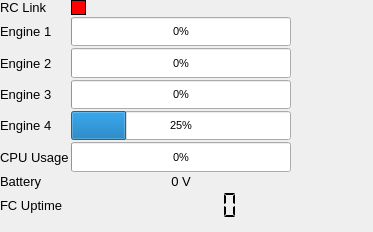
Before: the Qt Designer form gcs/ui/systemstatus.ui in lijian8/ahns10, drawn with Qt 5.
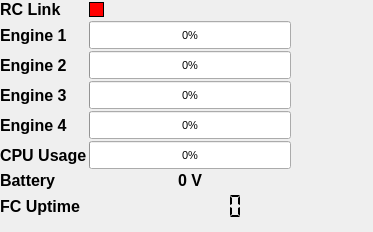
After: the same form once the commit is applied.

Patch:
```diff
--- a/gcs/ui/systemstatus.ui
+++ b/gcs/ui/systemstatus.ui
@@ -30,7 +30,9 @@
      <widget class="QLabel" name="label_2">
       <property name="font">
        <font>
-        <pointsize>10</pointsize>
+        <pointsize>12</pointsize>
+        <weight>75</weight>
+        <bold>true</bold>
        </font>
       </property>
       <property name="text">
@@ -75,7 +77,9 @@
      <widget class="QLabel" name="label_4">
       <property name="font">
        <font>
-        <pointsize>10</pointsize>
+        <pointsize>12</pointsize>
+        <weight>75</weight>
+        <bold>true</bold>
        </font>
       </property>
       <property name="text">
@@ -87,7 +91,9 @@
      <widget class="QLabel" name="label_5">
       <property name="font">
        <font>
-        <pointsize>10</pointsize>
+        <pointsize>12</pointsize>
+        <weight>75</weight>
+        <bold>true</bold>
        </font>
       </property>
       <property name="text">
@@ -141,7 +147,9 @@
      <widget class="QLabel" name="label_6">
       <property name="font">
        <font>
-        <pointsize>10</pointsize>
+        <pointsize>12</pointsize>
+        <weight>75</weight>
+        <bold>true</bold>
        </font>
       </property>
       <property name="text">
@@ -168,7 +176,7 @@
        <number>100</number>
       </property>
       <property name="value">
-       <number>25</number>
+       <number>0</number>
       </property>
       <property name="textVisible">
        <bool>true</bool>
@@ -221,7 +229,9 @@
      <widget class="QLabel" name="label_9">
       <property name="font">
        <font>
-        <pointsize>10</pointsize>
+        <pointsize>12</pointsize>
+        <weight>75</weight>
+        <bold>true</bold>
        </font>
       </property>
       <property name="text">
@@ -233,7 +243,9 @@
      <widget class="QLabel" name="label_3">
       <property name="font">
        <font>
-        <pointsize>10</pointsize>
+        <pointsize>12</pointsize>
+        <weight>75</weight>
+        <bold>true</bold>
        </font>
       </property>
       <property name="text">
@@ -245,7 +257,9 @@
      <widget class="QLabel" name="label_11">
       <property name="font">
        <font>
-        <pointsize>10</pointsize>
+        <pointsize>12</pointsize>
+        <weight>75</weight>
+        <bold>true</bold>
        </font>
       </property>
       <property name="text">
@@ -278,7 +292,9 @@
      <widget class="QLabel" name="batTitlelbl">
       <property name="font">
        <font>
-        <pointsize>10</pointsize>
+        <pointsize>12</pointsize>
+        <weight>75</weight>
+        <bold>true</bold>
        </font>
       </property>
       <property name="text">
@@ -290,7 +306,9 @@
      <widget class="QLabel" name="batterylbl">
       <property name="font">
        <font>
-        <pointsize>10</pointsize>
+        <pointsize>12</pointsize>
+        <weight>75</weight>
+        <bold>true</bold>
        </font>
       </property>
       <property name="text">
```
